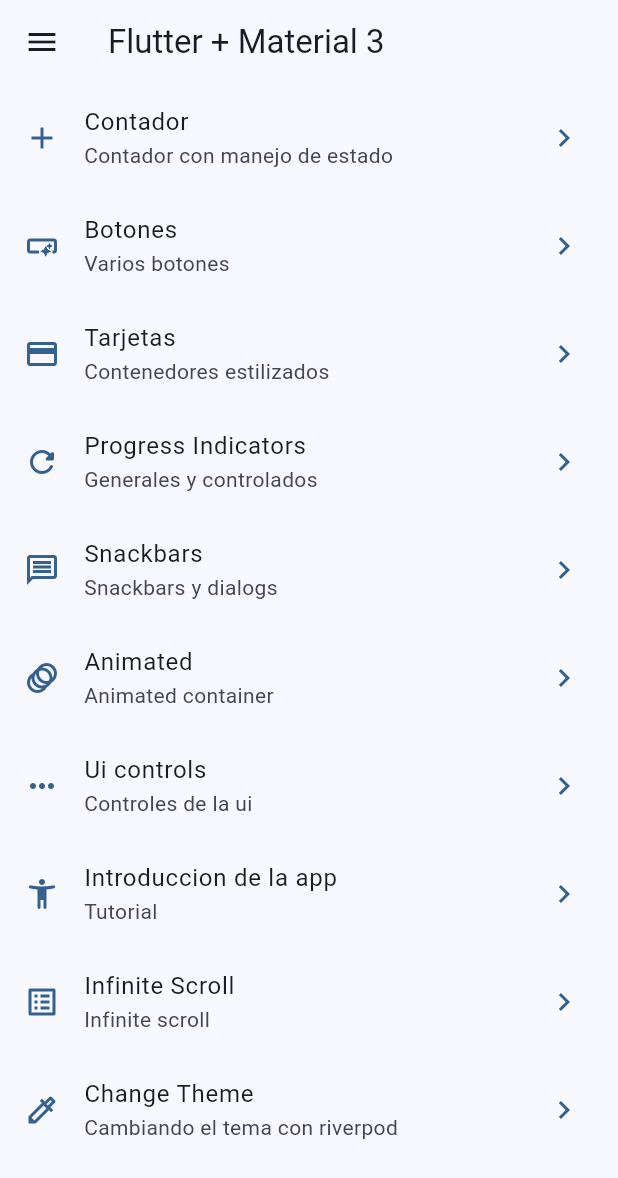
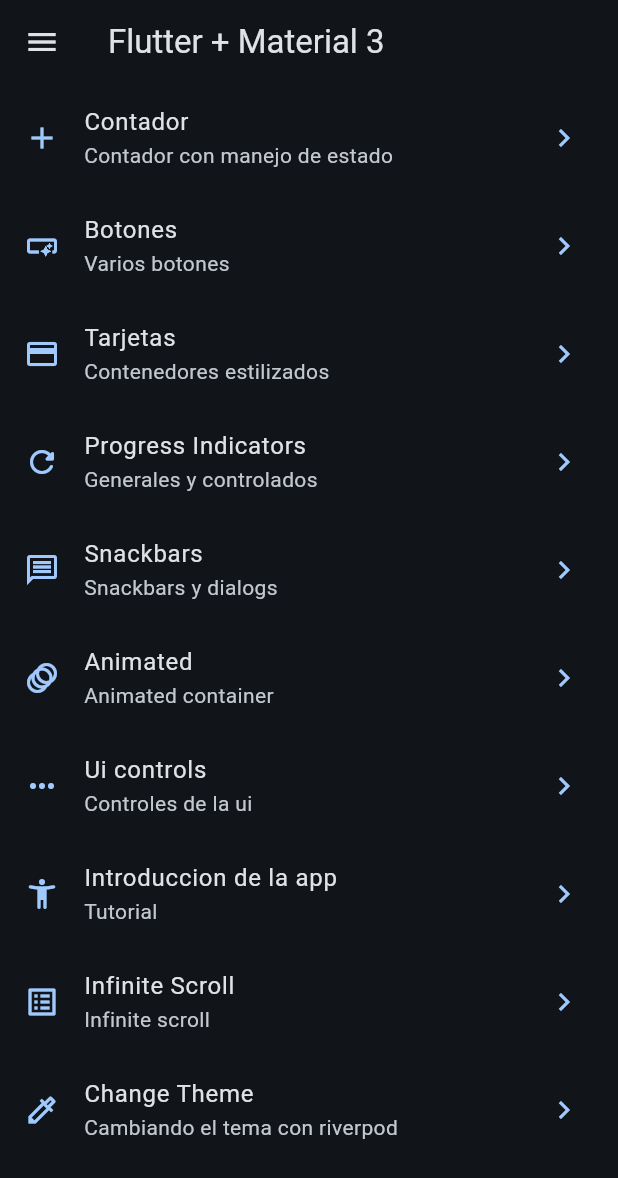
Before and after one commit to tripleP16/widgets_app, a Flutter app: the screen it shows after launch, on a phone screen of 412 x 824 dp. Shown: the top 1178 px of the screen. Run offline on Flutter 3.47's test engine with Material 3 defaults, Android fonts, the phone set to English and light mode, and no system bars; our stand-ins replace animate_do, flutter_riverpod, go_router.

Commit message:
updating theme with riverpod

```diff
--- a/lib/config/theme/app_theme.dart
+++ b/lib/config/theme/app_theme.dart
@@ -23,13 +23,15 @@ const colorList = <Color>[
 
 class AppTheme {
   final int selectedColor;
+  final bool isDarkMode;
 
-  AppTheme({this.selectedColor = 0})
+  AppTheme({this.selectedColor = 0, this.isDarkMode = false})
       : assert(selectedColor >= 0, 'selectedColor must be greater than 0'),
         assert(selectedColor < colorList.length - 1,
             'selectedColor must be less than ${colorList.length}');
 
   ThemeData getTheme() => ThemeData(
+      brightness: isDarkMode ? Brightness.dark : Brightness.light,
       useMaterial3: true,
       colorSchemeSeed: colorList[selectedColor],
       appBarTheme: const AppBarTheme(centerTitle: false));
--- a/lib/main.dart
+++ b/lib/main.dart
@@ -2,21 +2,25 @@ import 'package:flutter/material.dart';
 import 'package:flutter_riverpod/flutter_riverpod.dart';
 import 'package:widgets_app/config/router/app_router.dart';
 import 'package:widgets_app/config/theme/app_theme.dart';
+import 'package:widgets_app/presentation/providers/theme_provider.dart';
 
 void main() {
   runApp(const ProviderScope(child: WidgetsApp()));
 }
 
-class WidgetsApp extends StatelessWidget {
+class WidgetsApp extends ConsumerWidget {
   const WidgetsApp({super.key});
 
   @override
-  Widget build(BuildContext context) {
+  Widget build(BuildContext context, WidgetRef ref) {
+    final selectedColor = ref.watch(selectedColorProvider);
+    final isDarkMode = ref.watch(themeProvider);
     return MaterialApp.router(
       title: 'Flutter Widgets',
       routerConfig: appRouter,
       debugShowCheckedModeBanner: false,
-      theme: AppTheme(selectedColor: 0).getTheme(),
+      theme: AppTheme(selectedColor: selectedColor, isDarkMode: isDarkMode)
+          .getTheme(),
     );
   }
 }
--- a/lib/presentation/providers/theme_provider.dart
+++ b/lib/presentation/providers/theme_provider.dart
@@ -1,3 +1,8 @@
 import 'package:flutter_riverpod/flutter_riverpod.dart';
+import 'package:widgets_app/config/theme/app_theme.dart';
 
 final themeProvider = StateProvider<bool>((ref) => true);
+
+final colorListProvider = Provider((ref) => colorList);
+
+final selectedColorProvider = StateProvider<int>((ref) => 0);
```
Also changed, not shown: lib/presentation/screens/change_theme/change_theme_screen.dart (+40 -3 lines).
